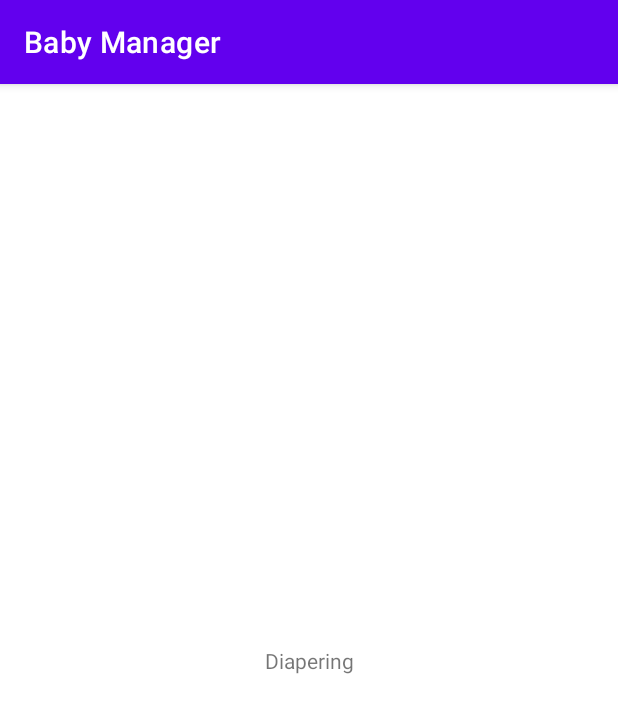
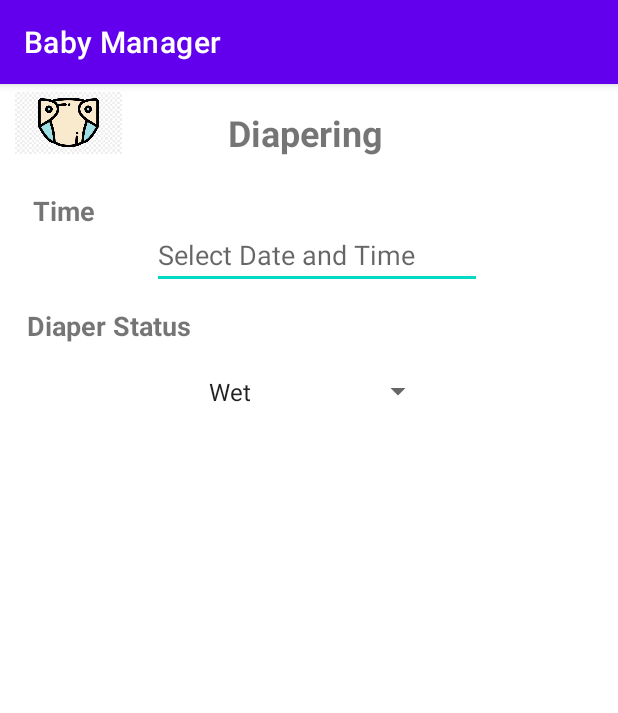
Before and after one commit to GeMath18/Baby_Manager, an Android app: the DiaperingActivity screen opened directly, with no data from a screen before it, on a phone screen of 412 x 824 dp. Shown: the top 713 px of the screen. Run offline under Robolectric (Android 15) with nearby library versions, the phone set to English and light mode, and no system bars.

Commit message:
added diaper status spinner, it is working

```diff
--- a/app/src/main/java/com/example/babymanager/DiaperingActivity.java
+++ b/app/src/main/java/com/example/babymanager/DiaperingActivity.java
@@ -2,13 +2,88 @@ package com.example.babymanager;
 
 import androidx.appcompat.app.AppCompatActivity;
 
+import android.app.DatePickerDialog;
+import android.app.TimePickerDialog;
+import android.content.Context;
 import android.os.Bundle;
+import android.text.InputType;
+import android.view.View;
+import android.widget.ArrayAdapter;
+import android.widget.DatePicker;
+import android.widget.EditText;
+import android.widget.Spinner;
+import android.widget.TimePicker;
+
+import java.text.SimpleDateFormat;
+import java.util.Calendar;
 
 public class DiaperingActivity extends AppCompatActivity {
+
+    EditText date_time_in;
+    Spinner spinner;
 
     @Override
     protected void onCreate(Bundle savedInstanceState) {
         super.onCreate(savedInstanceState);
         setContentView(R.layout.activity_diapering);
+
+        EditText date_time_in = findViewById(R.id.datetime_diaper_label);
+        date_time_in.setInputType(InputType.TYPE_NULL);
+
+        date_time_in.setOnClickListener(new View.OnClickListener() {
+            @Override
+            public void onClick(View v) {
+                showDateTimeDialog(date_time_in);
+            }
+
+        });
+
+        Spinner spinner = findViewById(R.id.diaper_spinner);
+//        if (spinner != null) {
+//            spinner.setOnItemSelectedListener((AdapterView.OnItemSelectedListener) getActivity());
+//        }
+        ArrayAdapter<CharSequence> adapter = ArrayAdapter.createFromResource(DiaperingActivity.this,
+                R.array.diaper_status_array, android.R.layout.simple_spinner_item);
+        adapter.setDropDownViewResource
+                (android.R.layout.simple_spinner_dropdown_item);
+// Apply the adapter to the spinner.
+        if (spinner != null) {
+            spinner.setAdapter(adapter);
+        }
+    }
+
+    private void showDateTimeDialog(EditText date_time_in) {
+
+        final Calendar calendar = Calendar.getInstance();
+        DatePickerDialog.OnDateSetListener dateSetListener=new DatePickerDialog.OnDateSetListener() {
+            @Override
+            public void onDateSet(DatePicker view, int year, int month, int dayOfMonth) {
+                calendar.set(Calendar.YEAR, year);
+                calendar.set(Calendar.MONTH,month);
+                calendar.set(Calendar.DAY_OF_MONTH,dayOfMonth);
+
+                TimePickerDialog.OnTimeSetListener timeSetListener=new TimePickerDialog.OnTimeSetListener() {
+
+                    @Override
+                    public void onTimeSet(TimePicker view, int hourOfDay, int minute) {
+                        calendar.set(Calendar.HOUR_OF_DAY, hourOfDay);
+                        calendar.set(Calendar.MINUTE, minute);
+
+                        SimpleDateFormat simpleDateFormat = new SimpleDateFormat("yy-MM-dd HH:mm");
+
+                        date_time_in.setText(simpleDateFormat.format(calendar.getTime()));
+
+                    }
+                };
+
+                new TimePickerDialog(DiaperingActivity.this,timeSetListener,calendar.get(Calendar.HOUR_OF_DAY),calendar.get(Calendar.MINUTE),false).show();
+
+            }
+        };
+
+        new DatePickerDialog(DiaperingActivity.this,dateSetListener,
+                calendar.get(Calendar.YEAR),
+                calendar.get(Calendar.MONTH),
+                calendar.get(Calendar.DAY_OF_MONTH)).show();
     }
 }
--- a/app/src/main/res/layout/activity_diapering.xml
+++ b/app/src/main/res/layout/activity_diapering.xml
@@ -4,15 +4,77 @@
     xmlns:tools="http://schemas.android.com/tools"
     android:layout_width="match_parent"
     android:layout_height="match_parent"
+    android:paddingStart="10dp"
     tools:context=".DiaperingActivity">
 
+    <ImageView
+        android:id="@+id/diaper_icon"
+        android:layout_width="71dp"
+        android:layout_height="52dp"
+        android:contentDescription="@string/diaper_icon_des"
+        app:layout_constraintStart_toStartOf="parent"
+        app:layout_constraintTop_toTopOf="parent"
+        app:srcCompat="@drawable/diapericon" />
+
     <TextView
-        android:id="@+id/textView2"
+        android:id="@+id/diaper_title"
         android:layout_width="wrap_content"
         android:layout_height="wrap_content"
-        android:text="@string/diapering_text"
-        app:layout_constraintBottom_toBottomOf="parent"
+        android:layout_marginTop="16dp"
+        android:text="@string/diapering_title_text"
+        android:textSize="24sp"
+        android:textStyle="bold"
+        app:layout_constraintEnd_toEndOf="parent"
+        app:layout_constraintHorizontal_bias="0.312"
+        app:layout_constraintStart_toEndOf="@+id/diaper_icon"
+        app:layout_constraintTop_toTopOf="parent" />
+
+    <TextView
+        android:id="@+id/Time_label"
+        android:layout_width="wrap_content"
+        android:layout_height="wrap_content"
+        android:layout_marginStart="12dp"
+        android:layout_marginTop="20dp"
+        android:text="@string/time_label_text"
+        android:textSize="18sp"
+        android:textStyle="bold"
+        app:layout_constraintStart_toStartOf="parent"
+        app:layout_constraintTop_toBottomOf="@+id/diaper_icon" />
+
+    <EditText
+        android:id="@+id/datetime_diaper_label"
+        android:layout_width="220dp"
+        android:layout_height="40dp"
+        android:autofillHints=""
+        android:hint="@string/select_date_and_time_text"
+        android:inputType="none"
         app:layout_constraintEnd_toEndOf="parent"
         app:layout_constraintStart_toStartOf="parent"
-        app:layout_constraintTop_toTopOf="parent" />
+        app:layout_constraintTop_toBottomOf="@+id/Time_label" />
+
+    <TextView
+        android:id="@+id/diaper_s_label"
+        android:layout_width="wrap_content"
+        android:layout_height="wrap_content"
+        android:layout_marginStart="8dp"
+        android:layout_marginTop="12dp"
+        android:text="@string/diaper_status_text"
+        android:textSize="18sp"
+        android:textStyle="bold"
+        app:layout_constraintStart_toStartOf="parent"
+        app:layout_constraintTop_toBottomOf="@+id/datetime_diaper_label" />
+
+    <Spinner
+
+        android:id="@+id/diaper_spinner"
+        android:layout_width="158dp"
+        android:layout_height="31dp"
+        android:layout_marginTop="16dp"
+
+        android:spinnerMode="dropdown"
+        app:layout_constraintEnd_toEndOf="parent"
+        app:layout_constraintHorizontal_bias="0.498"
+        app:layout_constraintStart_toStartOf="parent"
+        app:layout_constraintTop_toBottomOf="@+id/diaper_s_label" />
+
 </androidx.constraintlayout.widget.ConstraintLayout>
--- a/app/src/main/res/values/strings.xml
+++ b/app/src/main/res/values/strings.xml
@@ -30,6 +30,13 @@
     <string-array name="bottle_type_array">
         <item>Breast milk</item>
         <item>Formula</item>
+    </string-array>
+
+    <string-array name="diaper_status_array">
+        <item>Wet</item>
+        <item>Dirty</item>
+        <item>Mixed</item>
+        <item>Dry</item>
     </string-array>
     <!-- TODO: Remove or change this placeholder text -->
     <string name="hello_blank_fragment">Hello blank fragment</string>
@@ -84,6 +91,11 @@
     <string name="supplemental_text">Supplemental</string>
     <string name="enter_details_text">Enter details</string>
     <string name="oz_1_text">oz</string>
+    <string name="textview_label">TextView</string>
+    <string name="diaper_icon_des">diaper icon</string>
+    <string name="diapering_title_text">Diapering</string>
+    <string name="time_label_text">Time</string>
+    <string name="diaper_status_text">Diaper Status</string>
 
 
 </resources>
```
